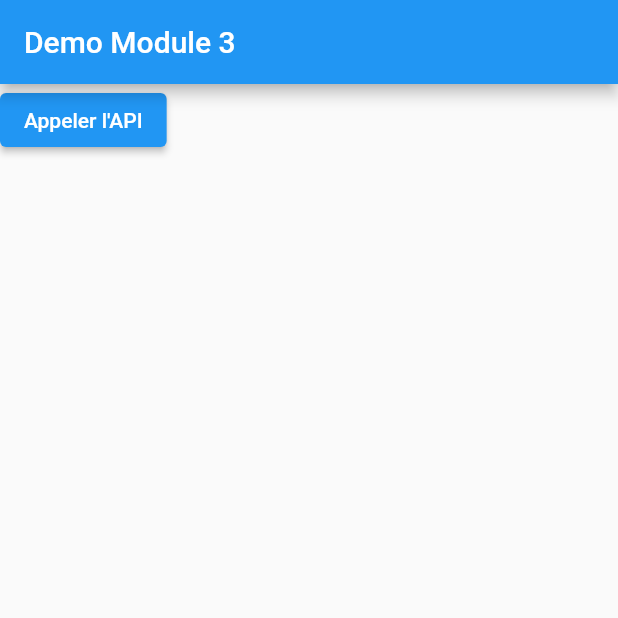
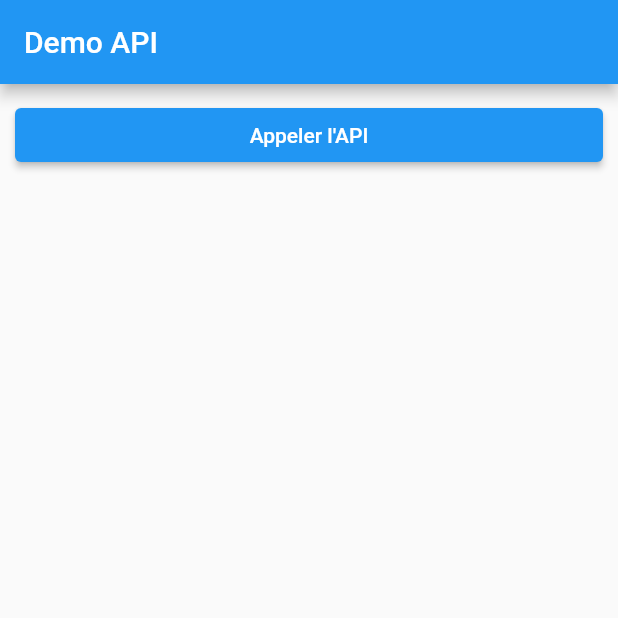
Before and after one commit to pierre-hey/flutter-tp3, a Flutter app: the screen it shows after launch, on a phone screen of 412 x 824 dp, the top half of it. Run offline on Flutter 3.47's test engine with Material 2 defaults, Android fonts, the phone set to English and light mode, and no system bars; our stand-ins replace sn_progress_dialog.

Commit message:
add: demo api

```diff
--- a/lib/demo/demo-api/demo-api-page.dart
+++ b/lib/demo/demo-api/demo-api-page.dart
@@ -1,46 +1,111 @@
 import 'dart:convert';
 
+import 'package:eni_demo/demo/demo-api/article.dart';
 import 'package:flutter/material.dart';
 import 'package:http/http.dart' as http;
+import 'package:sn_progress_dialog/sn_progress_dialog.dart';
 
-class DemoApiPage extends StatefulWidget {
+// Ma ligne widget d'article
+class ArticleItemView extends StatelessWidget {
+  // Un article dans la ligne
+  Article article;
+
+  ArticleItemView(this.article, {super.key});
+
   @override
-  State<StatefulWidget> createState() {
-    return DemoApiPageState();
+  Widget build(BuildContext context) {
+    return Container(
+      color: const Color(0xFFDCE5E3),
+      child: Padding(
+        padding: const EdgeInsets.all(15.0),
+        child: Text('Id : ${article.id} - ${article.title}'),
+      ),
+    );
   }
 }
 
-class DemoApiPageState extends State<DemoApiPage> {
+// Statefull widget
+class DemoApiPage extends StatefulWidget {
+  @override
+  State<DemoApiPage> createState() {
+    return DemiApiPageState();
+  }
+}
+
+class DemiApiPageState extends State<DemoApiPage> {
+  List<Article> articles = [];
+
+  void callApi() async {
+    // Affiche une dialog box
+    ProgressDialog pd = ProgressDialog(context: context);
+    pd.show(msg: 'Articles en cours de chargement...');
+
+    // Simule du temps de chargement
+    await Future<void>.delayed(const Duration(seconds: 1));
+
+    // Récupère la réponse de la requête HTTP
+    var response = await http.get(Uri.parse(
+        "https://raw.githubusercontent.com/Chocolaterie/EniFlutterHCDA091/master/api/get-articles.json"));
+
+    // Si correcte
+    if (response.statusCode == 200) {
+      // Initialiser le décoder JSON
+      const JsonDecoder decoder = JsonDecoder();
+
+      // Je map ma réponse HTTP en JSON
+      Map<String, dynamic> json = decoder.convert(response.body);
+
+      // Transformer ce JSON en article
+
+      var articlesJson = (json['articles'] as List);
+
+      // Pour chaque iteration dans le json -> ajouter dans la liste un article
+      List<Article> articlesToMap = [];
+      for (var articleJson in articlesJson) {
+        articlesToMap.add(Article.fromJson(articleJson));
+      }
+
+      // Mettre à jour l'ecran avec les articles récupérés
+      setState(() {
+        articles = articlesToMap;
+
+        // Fermer la dialog box
+        pd.close();
+      });
+    }
+  }
+
   @override
   Widget build(BuildContext context) {
     return Scaffold(
-        appBar: AppBar(
-          title: const Text('Demo Module 3'),
-        ),
-        body: Flex(
-          direction: Axis.vertical,
-          children: [
-            ElevatedButton(
-                onPressed: () => {callApi()},
-                child: const Text("Appeler l'API"))
-          ],
-        ));
-  }
+      appBar: AppBar(title: Text("Demo API")),
+      // ListView
+      body: Flex(
+        direction: Axis.vertical,
+        children: [
+          // Mon bouton call API
+          Padding(
+            padding: const EdgeInsets.all(10),
+            child: SizedBox(
+              width: double.infinity,
+              child: ElevatedButton(
+                  onPressed: () {
+                    callApi();
+                  },
+                  child: const Text("Appeler l'API")),
+            ),
+          ),
 
-  Future<void> callApi() async {
-    // Récupère la réponse de la requête HTTP
-    var response = await http.get(Uri.parse(
-        "https://raw.githubusercontent.com/pierre-hey/flutter-tp3/main/lib/apimock/get-articles.json"));
-
-    // Si correct
-    if (response.statusCode == 200) {
-      // Initialiser le decoder json
-      const JsonDecoder decoder = JsonDecoder();
-      // Je map ma réponse HTTP en JSON
-      List<dynamic> jsonList = decoder.convert(response.body);
-      //Map<String, dynamic> json = decoder.convert(response.body);
-      // Transformer le JSON en objet
-      print(jsonList);
-    }
+          // Ma ListView d'article
+          Expanded(
+            child: ListView.builder(
+                itemCount: articles.length,
+                itemBuilder: (BuildContext context, int index) {
+                  return ArticleItemView(articles[index]);
+                }),
+          ),
+        ],
+      ),
+    );
   }
 }
--- a/pubspec.yaml
+++ b/pubspec.yaml
@@ -37,6 +37,7 @@ dependencies:
   cupertino_icons: ^1.0.2
   provider: ^6.0.5
   http: ^0.13.6
+  sn_progress_dialog: ^1.1.3
 
 dev_dependencies:
   flutter_test:
```
Also changed, not shown: pubspec.lock.
